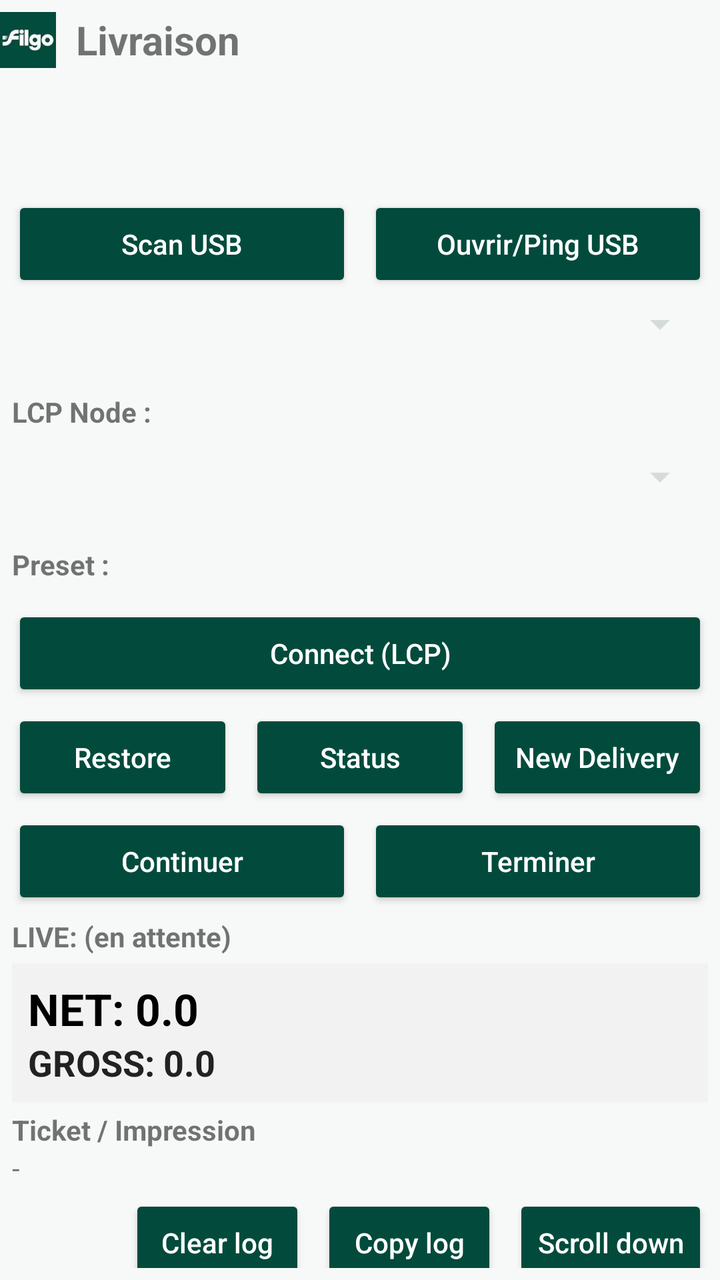
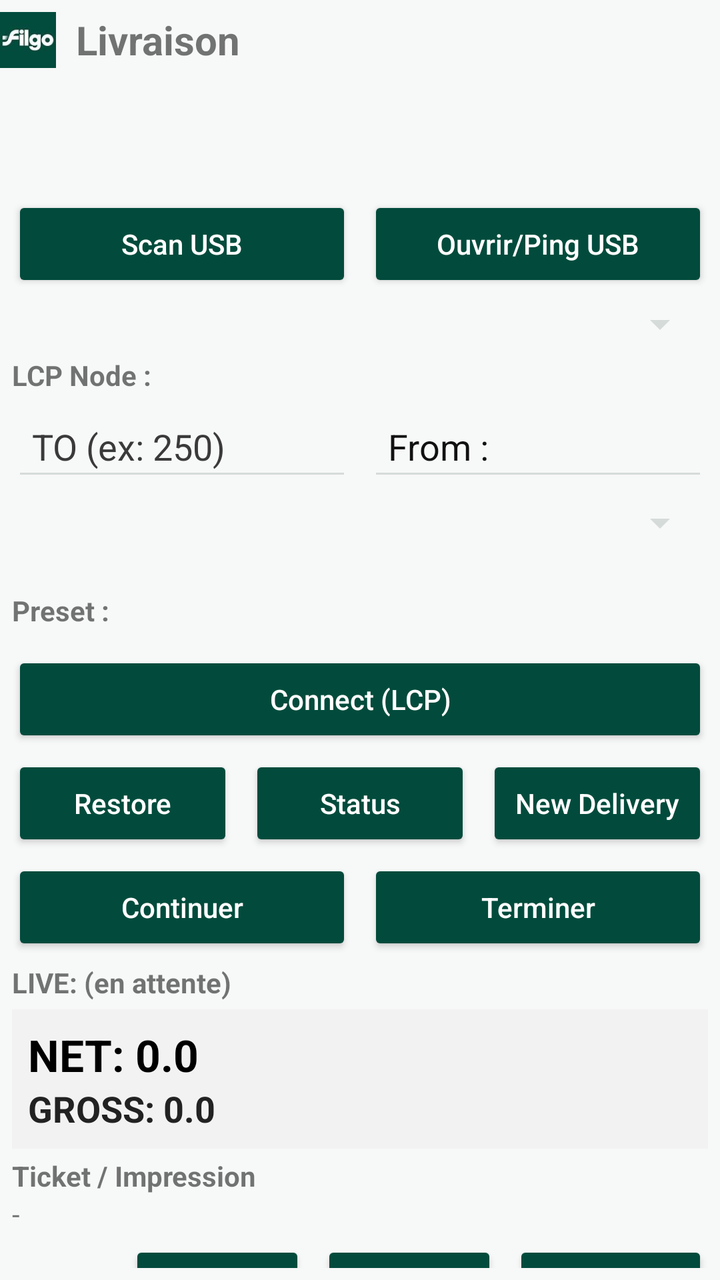

An Android layout rendered at two revisions. The XML below is the earlier revision; the diff shows what the commit changed to produce the second picture.
<!-- AndroidManifest.xml: application theme Theme.LcrFilgoEnergie -->
<!-- res/layout/activity_main.xml -->
<LinearLayout xmlns:android="http://schemas.android.com/apk/res/android"
    xmlns:app="http://schemas.android.com/apk/res-auto"
    android:id="@+id/rootTabs"
    android:layout_width="match_parent"
    android:layout_height="match_parent"
    android:orientation="vertical">
        
        <LinearLayout
                android:id="@+id/headerFilgo"
                android:layout_width="match_parent"
                android:layout_height="wrap_content"
                android:orientation="horizontal"
                android:gravity="center_vertical"
                android:paddingTop="6dp"
                android:paddingBottom="6dp">

            <ImageView
                android:id="@+id/imgFilgo"
                android:layout_width="28dp"
                android:layout_height="28dp"
                android:src="@mipmap/logoenergie1"
                android:contentDescription="Filgo"
                android:scaleType="fitCenter" />

            <TextView
                android:id="@+id/txtHeaderLivraison"
                android:layout_width="wrap_content"
                android:layout_height="wrap_content"
                android:layout_marginStart="10dp"
                android:text="Livraison"
                android:textStyle="bold"
                android:textSize="20sp" />

        </LinearLayout>

    
    <com.google.android.material.tabs.TabLayout
        android:id="@+id/tabLayout"
        android:layout_width="match_parent"
        android:layout_height="wrap_content"
        app:tabMode="fixed"
        app:tabGravity="fill" />

    
    <LinearLayout
        android:id="@+id/pageMain"
        android:layout_width="match_parent"
        android:layout_height="match_parent"
        android:orientation="vertical">

        
        <LinearLayout
            android:id="@+id/root"
            android:layout_width="match_parent"
            android:layout_height="match_parent"
            android:orientation="vertical"
            android:padding="6dp">


            
            <LinearLayout
                android:layout_width="match_parent"
                android:layout_height="wrap_content"
                android:orientation="horizontal"
                android:layout_marginTop="4dp">

                <Button
                    android:id="@+id/btnScanUsb"
                    android:layout_width="0dp"
                    android:layout_height="wrap_content"
                    android:layout_weight="1"
                    android:text="Scan USB" />

                <Button
                    android:id="@+id/btnPingUsb"
                    android:layout_width="0dp"
                    android:layout_height="wrap_content"
                    android:layout_weight="1"
                    android:layout_marginStart="8dp"
                    android:text="Ouvrir/Ping USB" />
            </LinearLayout>

            <Spinner
                android:id="@+id/spnUsbDevices"
                android:layout_width="match_parent"
                android:layout_height="wrap_content"
                android:layout_marginTop="4dp" />

            
            <LinearLayout
                android:layout_width="match_parent"
                android:layout_height="wrap_content"
                android:orientation="horizontal"
                android:layout_marginTop="4dp">

                <TextView
                android:id="@+id/txtActiveNode"
                android:layout_width="match_parent"
                android:layout_height="wrap_content"
                android:text="LCP Node : "
                android:textStyle="bold"
                android:layout_marginTop="4dp" />

                <EditText
                    android:id="@+id/edtTo"
                    android:layout_width="0dp"
                    android:layout_height="wrap_content"
                    android:layout_weight="1"
                    android:hint="TO (ex: 250)"
                    android:inputType="number"
                    android:singleLine="true" />

            <TextView
                android:id="@+id/txtActiveNode"
                android:layout_width="match_parent"
                android:layout_height="wrap_content"
                android:text="From : "
                android:textStyle="bold"
                android:layout_marginTop="4dp" />

                <EditText
                    android:id="@+id/edtFrom"
                    android:layout_width="0dp"
                    android:layout_height="wrap_content"
                    android:layout_weight="1"
                    android:layout_marginStart="8dp"
                    android:hint="FROM (ex: 255)"
                    android:inputType="number"
                    android:singleLine="true" />
            </LinearLayout>        

            
            <Spinner
                android:id="@+id/spnProducts"
                android:layout_width="match_parent"
                android:layout_height="wrap_content"
                android:layout_marginTop="4dp" />

            
            <LinearLayout
                android:layout_width="match_parent"
                android:layout_height="wrap_content"
                android:orientation="horizontal"
                android:layout_marginTop="4dp">

                <EditText
                    android:id="@+id/edtProduct"
                    android:layout_width="0dp"
                    android:layout_height="wrap_content"
                    android:layout_weight="1"
                    android:hint="Produit (#)"
                    android:inputType="number"
                    android:singleLine="true" />
            <TextView
                android:id="@+id/txtActiveNode"
                android:layout_width="match_parent"
                android:layout_height="wrap_content"
                android:text="Preset : "
                android:textStyle="bold"
                android:layout_marginTop="4dp" />

                <EditText
                    android:id="@+id/edtPreset"
                    android:layout_width="0dp"
                    android:layout_height="wrap_content"
                    android:layout_weight="1"
                    android:layout_marginStart="8dp"
                    android:hint="Preset"
                    android:inputType="numberDecimal"
                    android:singleLine="true" />
            </LinearLayout>

            
            <Button
                android:id="@+id/btnConnect"
                android:layout_width="match_parent"
                android:layout_height="wrap_content"
                android:text="Connect (LCP)"
                android:layout_marginTop="4dp" />

            
            <LinearLayout
                android:layout_width="match_parent"
                android:layout_height="wrap_content"
                android:orientation="horizontal"
                android:layout_marginTop="4dp">

                <Button
                    android:id="@+id/btnA"
                    android:layout_width="0dp"
                    android:layout_height="wrap_content"
                    android:layout_weight="1"
                    android:text="Restore" />

                <Button
                    android:id="@+id/btnB"
                    android:layout_width="0dp"
                    android:layout_height="wrap_content"
                    android:layout_weight="1"
                    android:layout_marginStart="8dp"
                    android:text="Status" />

                <Button
                    android:id="@+id/btnC"
                    android:layout_width="0dp"
                    android:layout_height="wrap_content"
                    android:layout_weight="1"
                    android:layout_marginStart="8dp"
                    android:text="New Delivery" />
            </LinearLayout>

            
            <LinearLayout
                android:layout_width="match_parent"
                android:layout_height="wrap_content"
                android:orientation="horizontal"
                android:layout_marginTop="4dp">

                <Button
                    android:id="@+id/btnContinue"
                    android:layout_width="0dp"
                    android:layout_height="wrap_content"
                    android:layout_weight="1"
                    android:text="Continuer" />

                <Button
                    android:id="@+id/btnFinish"
                    android:layout_width="0dp"
                    android:layout_height="wrap_content"
                    android:layout_weight="1"
                    android:layout_marginStart="8dp"
                    android:text="Terminer" />
            </LinearLayout>

            
            <TextView
                android:id="@+id/txtLive"
                android:layout_width="match_parent"
                android:layout_height="wrap_content"
                android:text="LIVE: (en attente)"
                android:textStyle="bold"
                android:layout_marginTop="4dp" />

            
            <LinearLayout
                android:id="@+id/liveQtyPanel"
                android:layout_width="match_parent"
                android:layout_height="wrap_content"
                android:orientation="vertical"
                android:layout_marginTop="4dp"
                android:padding="8dp"
                android:background="#F2F2F2">

                <TextView
                    android:id="@+id/txtQtyNet"
                    android:layout_width="match_parent"
                    android:layout_height="wrap_content"
                    android:text="NET: 0.0"
                    android:textStyle="bold"
                    android:textSize="22sp"
                    android:textColor="#000000" />

                <TextView
                    android:id="@+id/txtQtyGross"
                    android:layout_width="match_parent"
                    android:layout_height="wrap_content"
                    android:text="GROSS: 0.0"
                    android:textStyle="bold"
                    android:textSize="18sp"
                    android:textColor="#222222" />
            </LinearLayout>

            
            <LinearLayout
                android:layout_width="match_parent"
                android:layout_height="wrap_content"
                android:orientation="vertical"
                android:layout_marginTop="4dp">

                <TextView
                    android:layout_width="match_parent"
                    android:layout_height="wrap_content"
                    android:text="Ticket / Impression"
                    android:textStyle="bold" />

                <TextView
                    android:id="@+id/txtTicketNumber"
                    android:layout_width="match_parent"
                    android:layout_height="wrap_content"
                    android:text="-" />
            </LinearLayout>

            
            <ScrollView
                android:id="@+id/logScroll"
                android:layout_width="match_parent"
                android:layout_height="0dp"
                android:layout_weight="1"
                android:fillViewport="true"
                android:background="#111111">

                <TextView
                    android:id="@+id/txtLog"
                    android:layout_width="match_parent"
                    android:layout_height="wrap_content"
                    android:typeface="monospace"
                    android:textIsSelectable="true"
                    android:textSize="12sp"
                    android:textColor="#00FF00"
                    android:padding="6dp" />
            </ScrollView>

            
            <LinearLayout
                android:layout_width="match_parent"
                android:layout_height="wrap_content"
                android:orientation="vertical"
                android:layout_marginTop="4dp">

                <LinearLayout
                    android:layout_width="match_parent"
                    android:layout_height="wrap_content"
                    android:orientation="horizontal"
                    android:gravity="end">

                    <Button
                        android:id="@+id/btnClearLog"
                        android:layout_width="wrap_content"
                        android:layout_height="wrap_content"
                        android:text="Clear log" />

                    <Button
                        android:id="@+id/btnCopyLog"
                        android:layout_width="wrap_content"
                        android:layout_height="wrap_content"
                        android:layout_marginStart="8dp"
                        android:text="Copy log" />

                    <Button
                        android:id="@+id/btnScrollDown"
                        android:layout_width="wrap_content"
                        android:layout_height="wrap_content"
                        android:layout_marginStart="8dp"
                        android:text="Scroll down" />
                </LinearLayout>

                <LinearLayout
                    android:layout_width="match_parent"
                    android:layout_height="wrap_content"
                    android:orientation="horizontal"
                    android:layout_marginTop="2dp">

                    <CheckBox
                        android:id="@+id/cbTxRx"
                        android:layout_width="wrap_content"
                        android:layout_height="wrap_content"
                        android:text="Afficher TX / RX"
                        android:checked="false"
                        android:minHeight="0dp"
                        android:paddingTop="0dp"
                        android:paddingBottom="0dp"/>

                    <CheckBox
                        android:id="@+id/cbLogTs"
                        android:layout_width="wrap_content"
                        android:layout_height="wrap_content"
                        android:layout_marginStart="12dp"
                        android:text="Timestamps UI + IO + API"
                        android:checked="false"
                        android:minHeight="0dp"
                        android:paddingTop="0dp"
                        android:paddingBottom="0dp"/>
                </LinearLayout>
            </LinearLayout>

        </LinearLayout>
        

    </LinearLayout>

    
    <LinearLayout
        android:id="@+id/pageApiFace"
        android:layout_width="match_parent"
        android:layout_height="match_parent"
        android:orientation="vertical"
        android:visibility="gone">

        
        <Button
 android:id="@+id/btnDbBackup"
 android:layout_width="match_parent"
 android:layout_height="wrap_content"
 android:text="Backup DB (Downloads)"
 android:layout_margin="8dp" />

 <include layout="@layout/fragment_api_face" />
    </LinearLayout>

</LinearLayout>
<!-- res/layout/fragment_api_face.xml (included above) -->
<LinearLayout xmlns:android="http://schemas.android.com/apk/res/android"
    android:id="@+id/apiFaceRoot"
    android:layout_width="match_parent"
    android:layout_height="match_parent"
    android:orientation="vertical"
    android:padding="12dp">

    <TextView
        android:id="@+id/txtApiTitle"
        android:layout_width="match_parent"
        android:layout_height="wrap_content"
        android:text="API-FACE"
        android:textStyle="bold"
        android:textSize="20sp"/>

    <TextView
        android:id="@+id/txtApiStatus"
        android:layout_width="match_parent"
        android:layout_height="wrap_content"
        android:text="Status: STOPPED"
        android:textStyle="bold"
        android:paddingTop="6dp"/>

    <TextView
        android:id="@+id/txtApiUrl"
        android:layout_width="match_parent"
        android:layout_height="wrap_content"
        android:text="http://127.0.0.1:8765"
        android:textIsSelectable="true"
        android:paddingTop="4dp"/>

    <LinearLayout
        android:layout_width="match_parent"
        android:layout_height="wrap_content"
        android:orientation="horizontal"
        android:paddingTop="10dp">

        <Button
            android:id="@+id/btnApiStart"
            android:layout_width="0dp"
            android:layout_height="wrap_content"
            android:layout_weight="1"
            android:text="Start API"/>

        <Button
            android:id="@+id/btnApiStop"
            android:layout_width="0dp"
            android:layout_height="wrap_content"
            android:layout_weight="1"
            android:layout_marginStart="8dp"
            android:text="Stop API"/>

    </LinearLayout>

    <TextView
        android:id="@+id/txtApiHowTo"
        android:layout_width="match_parent"
        android:layout_height="wrap_content"
        android:paddingTop="10dp"
        android:text="Workflow attendu:\n1) GET /v1/usb/scan\n2) POST /v1/usb/open-ping\n3) POST /v1/lcp/connect (next=C ou A)\n4a) POST /v1/delivery/oneshot/start (nouveau)\n4b) POST /v1/delivery/C (legacy)\n5) GET /v1/delivery/job/{jobId}\n6) POST /v1/delivery/job/continue (nouveau)\n7) POST /v1/delivery/job/terminate (nouveau)\n\nRègles:\n- Start API refusé si pas de controller (pas de Connect LCP)\n- API locale seulement (127.0.0.1)"
        android:textSize="13sp"/>

</LinearLayout>
<!-- resources referenced by this layout -->
<resources>
  <!-- mipmap logoenergie1: png bitmap (mipmap-hdpi, 8273 bytes) -->
  <style name="Theme.LcrFilgoEnergie" parent="Theme.AppCompat.Light.NoActionBar">
  
          
          <item name="colorPrimary">@color/filgo_green</item>
          <item name="colorPrimaryDark">@color/filgo_green_dark</item>
          <item name="colorAccent">@color/filgo_green_light</item>
  
          
          <item name="colorControlNormal">@color/outline</item>
          <item name="colorControlActivated">@color/outline_focus</item>
  
          
          <item name="android:windowBackground">@color/bg_app</item>
  
          
          <item name="buttonStyle">@style/FilgoButton</item>
          <item name="editTextStyle">@style/FilgoEditText</item>
  
      </style>
  <color name="filgo_green">#024B3C</color>
  <color name="filgo_green_dark">#01372C</color>
  <color name="filgo_green_light">#0B6B55</color>
  <color name="outline">#D5DBD9</color>
  <color name="outline_focus">@color/filgo_green</color>
  <color name="bg_app">#F7F8F8</color>
  <style name="FilgoButton" parent="Widget.AppCompat.Button">
          <item name="android:backgroundTint">@color/btn_primary_bg</item>
          <item name="android:textColor">@color/btn_primary_text</item>
          <item name="android:textAllCaps">false</item>
      </style>
  <style name="FilgoEditText" parent="Widget.AppCompat.EditText">
          <item name="android:textColor">@color/text_primary</item>
          <item name="android:textColorHint">@color/text_secondary</item>
          <item name="android:padding">10dp</item>
      </style>
  <color name="btn_primary_bg">@color/filgo_green</color>
  <color name="btn_primary_text">@color/text_on_green</color>
  <color name="text_primary">#111111</color>
  <color name="text_secondary">#3A3A3A</color>
  <color name="text_on_green">#FFFFFF</color>
</resources>

<!-- the commit's change to res/layout/activity_main.xml (unified diff, before → after) -->
@@ -87,19 +87,18 @@
                 android:layout_marginTop="4dp" />
 
             
-            <LinearLayout
-                android:layout_width="match_parent"
-                android:layout_height="wrap_content"
-                android:orientation="horizontal"
-                android:layout_marginTop="4dp">
-
-                <TextView
+            <TextView
                 android:id="@+id/txtActiveNode"
                 android:layout_width="match_parent"
                 android:layout_height="wrap_content"
                 android:text="LCP Node : "
                 android:textStyle="bold"
                 android:layout_marginTop="4dp" />
+            <LinearLayout
+                android:layout_width="match_parent"
+                android:layout_height="wrap_content"
+                android:orientation="horizontal"
+                android:layout_marginTop="4dp">
 
                 <EditText
                     android:id="@+id/edtTo"
@@ -110,15 +109,8 @@
                     android:inputType="number"
                     android:singleLine="true" />
 
-            <TextView
-                android:id="@+id/txtActiveNode"
-                android:layout_width="match_parent"
-                android:layout_height="wrap_content"
-                android:text="From : "
-                android:textStyle="bold"
-                android:layout_marginTop="4dp" />
-
                 <EditText
+                    android:text="From : "
                     android:id="@+id/edtFrom"
                     android:layout_width="0dp"
                     android:layout_height="wrap_content"
